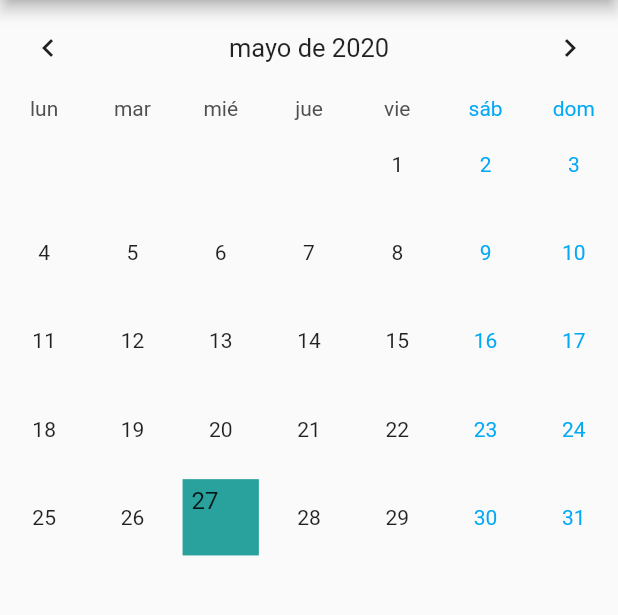
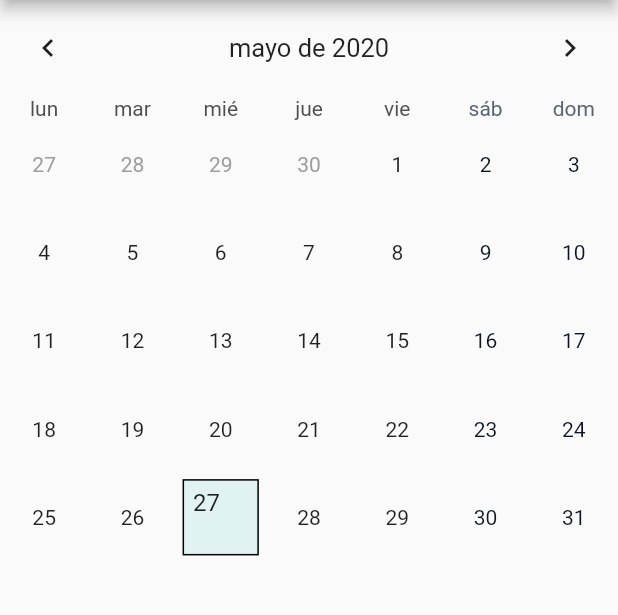
Before and after one commit to t19d/mister_football, a Flutter app: the screen it shows after launch, in the side drawer, after a tap on "Eventos", on a phone screen of 412 x 824 dp, the part 84-699 px from its top. Run offline on Flutter 3.47's test engine with Material 2 defaults, Android fonts, the phone set to English and light mode, and no system bars; drawn by our look-alikes of table_calendar; our stand-ins replace flutter_datetime_picker, hive, hive_flutter, image_cropper, image_picker, pie_chart; missing offline and left inert: firebase_admob; accounts and stored records are empty; generated files the repository leaves out were written again; Roboto replaces fonts that are missing (Georgia).

Commit message:
Mejorado diseño calendario

```diff
--- a/lib/routes/eventos/w_eventos_calendario.dart
+++ b/lib/routes/eventos/w_eventos_calendario.dart
@@ -29,7 +29,6 @@ class _EventosCalendario extends State<EventosCalendario> with TickerProviderSta
       String fechaString = key.split("/")[0];
       DateTime fecha = DateTime(int.parse(fechaString.split("-")[0]), int.parse(fechaString.split("-")[1]), int.parse(fechaString.split("-")[2]));
       String horaString = key.split("/")[1];
-      print(horaString);
       if (_events[fecha] != null) {
         List eventosItem = _events[fecha].toList();
         List nuevoEventoAGuardar = [];
@@ -46,23 +45,6 @@ class _EventosCalendario extends State<EventosCalendario> with TickerProviderSta
         _events[fecha] = [nuevoEventoAGuardar];
       }
     });
-    /*_events = {
-      _selectedDay.subtract(Duration(days: 30)): ['Event A0', 'Event B0', 'Event C0'],
-      _selectedDay.subtract(Duration(days: 27)): ['Event A1'],
-      _selectedDay.subtract(Duration(days: 20)): ['Event A2', 'Event B2', 'Event C2', 'Event D2'],
-      _selectedDay.subtract(Duration(days: 16)): ['Event A3', 'Event B3'],
-      _selectedDay.subtract(Duration(days: 10)): ['Event A4', 'Event B4', 'Event C4'],
-      _selectedDay.subtract(Duration(days: 4)): ['Event A5', 'Event B5', 'Event C5'],
-      _selectedDay.subtract(Duration(days: 2)): ['Event A6', 'Event B6'],
-      _selectedDay: ['Event A7', 'Event B7', 'Event C7', 'Event D7'],
-      DateTime(2020, 05, 23): ['Event A8', 'Event B8', 'Event C8', 'Event D8', 'Event C8', 'Event D8', 'Event C8', 'Event D8'],
-      _selectedDay.add(Duration(days: 3)): Set.from(['Event A9', 'Event A9', 'Event B9']).toList(),
-      _selectedDay.add(Duration(days: 7)): ['Event A10', 'Event B10', 'Event C10'],
-      _selectedDay.add(Duration(days: 11)): ['Event A11', 'Event B11'],
-      _selectedDay.add(Duration(days: 17)): ['Event A12', 'Event B12', 'Event C12', 'Event D12'],
-      _selectedDay.add(Duration(days: 22)): ['Event A13', 'Event B13'],
-      _selectedDay.add(Duration(days: 26)): ['Event A14', 'Event B14', 'Event C14'],
-    };*/
 
     _selectedEvents = _events[_selectedDay] ?? [];
     _calendarController = CalendarController();
@@ -126,11 +108,10 @@ class _EventosCalendario extends State<EventosCalendario> with TickerProviderSta
         CalendarFormat.week: '',
       },
       calendarStyle: CalendarStyle(
-        outsideDaysVisible: false,
-        weekendStyle: TextStyle(color: Colors.lightBlue),
+        weekendStyle: TextStyle(color: MisterFootball.primarioDark2),
       ),
       daysOfWeekStyle: DaysOfWeekStyle(
-        weekendStyle: TextStyle(color: Colors.lightBlue),
+        weekendStyle: TextStyle(color: MisterFootball.primarioLight2),
       ),
       headerStyle: HeaderStyle(
         centerHeaderTitle: true,
@@ -143,26 +124,45 @@ class _EventosCalendario extends State<EventosCalendario> with TickerProviderSta
             child: Container(
               margin: const EdgeInsets.all(4.0),
               padding: const EdgeInsets.only(top: 5.0, left: 6.0),
-              color: MisterFootball.complementario,
+              decoration: BoxDecoration(
+                color: MisterFootball.complementarioLight2.withOpacity(.2),
+                border: Border(
+                  bottom: BorderSide(width: 1),
+                  top: BorderSide(width: 1),
+                  left: BorderSide(width: 1),
+                  right: BorderSide(width: 1),
+                ),
+              ),
               width: 100,
               height: 100,
               child: Text(
                 '${date.day}',
-                style: TextStyle(fontSize: 16.0),
+                style: TextStyle(
+                  fontSize: 16.0
+                ),
               ),
             ),
           );
         },
         todayDayBuilder: (context, date, _) {
+          /* Selecciona el día de hoy */
           return Container(
             margin: const EdgeInsets.all(4.0),
             padding: const EdgeInsets.only(top: 5.0, left: 6.0),
-            color: Colors.amber[400],
+            //color: MisterFootball.complementarioLight2.withOpacity(.3),
+            decoration: BoxDecoration(
+              color: Colors.transparent,
+              border: Border(
+                bottom: BorderSide(width: 1, color: MisterFootball.primarioDark2.withOpacity(.3)),
+                top: BorderSide(width: 1, color: MisterFootball.primarioDark2.withOpacity(.3)),
+                left: BorderSide(width: 1, color: MisterFootball.primarioDark2.withOpacity(.3)),
+                right: BorderSide(width: 1, color: MisterFootball.primarioDark2.withOpacity(.3)),
+              ),
+            ),
             width: 100,
             height: 100,
             child: Text(
               '${date.day}',
-              style: TextStyle(fontSize: 16.0),
             ),
           );
         },
@@ -195,18 +195,17 @@ class _EventosCalendario extends State<EventosCalendario> with TickerProviderSta
       duration: Duration(milliseconds: 200),
       decoration: BoxDecoration(
         shape: BoxShape.rectangle,
-        color:
-            (_calendarController.isSelected(date) ? Colors.brown[500] : (_calendarController.isToday(date) ? Colors.brown[300] : Colors.blue[400])),
+        color: (_calendarController.isSelected(date)
+            ? MisterFootball.complementarioDelComplementarioDark
+            //: (_calendarController.isToday(date) ? MisterFootball.primarioLight2 : Colors.blue[400])
+            : MisterFootball.primario),
       ),
       width: 16.0,
       height: 16.0,
       child: Center(
         child: Text(
           '${events.length}',
-          style: TextStyle(
-            color: Colors.white,
-            fontSize: 12.0,
-          ),
+          style: TextStyle(color: Colors.white, fontSize: 12.0, fontWeight: FontWeight.bold),
         ),
       ),
     );
```
